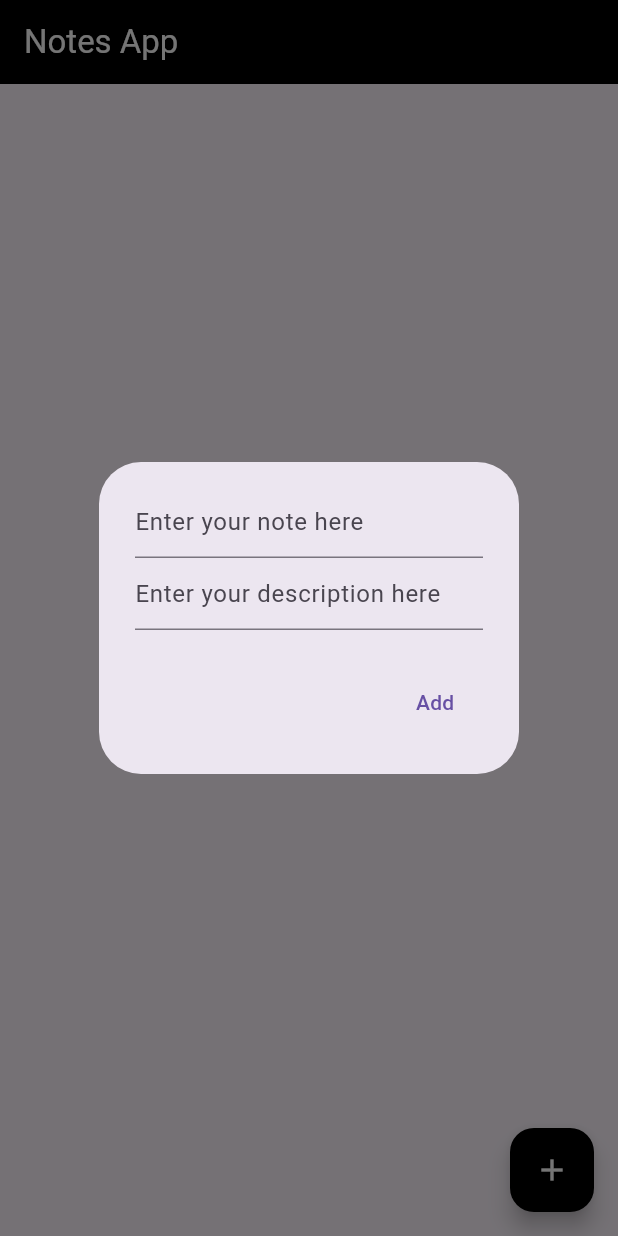
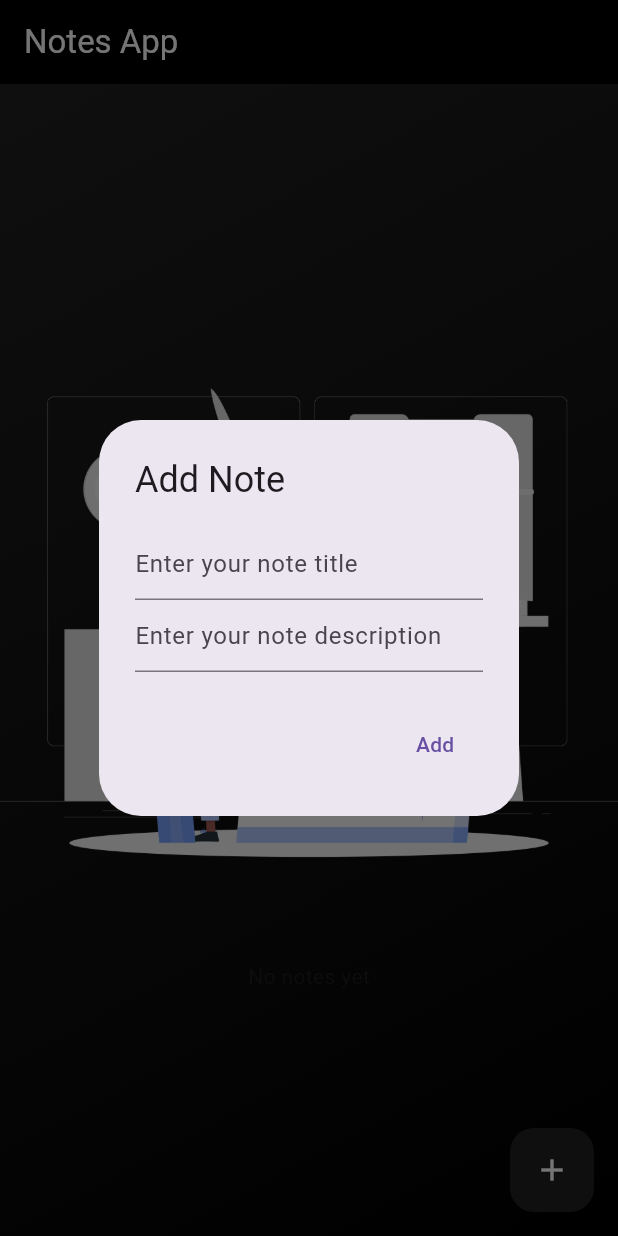
Before and after one commit to Pyoyoyoyo/crud_app, a Flutter app: the screen it shows after launch, after a tap on the "add" icon, on a phone screen of 412 x 824 dp. Run offline on Flutter 3.47's test engine with Material 3 defaults, Android fonts, the phone set to English and light mode, and no system bars; our stand-ins replace cloud_firestore, firebase_core; accounts and stored records are empty.

Commit message:
design update

```diff
--- a/lib/main.dart
+++ b/lib/main.dart
@@ -16,7 +16,7 @@ class MyApp extends StatelessWidget {
   Widget build(BuildContext context) {
     return MaterialApp(
       debugShowCheckedModeBanner: false,
-      home: const HomePage(),
+      home: HomePage(),
     );
   }
 }
--- a/lib/pages/home_page.dart
+++ b/lib/pages/home_page.dart
@@ -1,63 +1,14 @@
 import 'package:cloud_firestore/cloud_firestore.dart';
 import 'package:flutter/material.dart';
-import 'package:crud_app/services/firestore_services.dart'; // Import the service
+import 'package:crud_app/services/firestore_services.dart';
+import 'package:crud_app/widgets/empty_state.dart';
+import 'package:crud_app/widgets/note_item.dart';
+import 'package:crud_app/widgets/note_dialog.dart';
 
-class HomePage extends StatefulWidget {
-  const HomePage({super.key});
+class HomePage extends StatelessWidget {
+  final FirestoreService firestoreService = FirestoreService();
 
-  @override
-  State<HomePage> createState() => _HomePageState();
-}
-
-class _HomePageState extends State<HomePage> {
-  final FirestoreService firestoreService = FirestoreService();
-  final TextEditingController titleTextController = TextEditingController();
-  final TextEditingController descriptionTextController =
-      TextEditingController();
-
-  void openNotebox(BuildContext context) {
-    showDialog(
-      context: context,
-      builder: (context) => AlertDialog(
-        content: Column(
-          mainAxisSize: MainAxisSize.min,
-          children: [
-            TextField(
-              decoration:
-                  const InputDecoration(hintText: 'Enter your note here'),
-              controller: titleTextController,
-            ),
-            TextField(
-              decoration: const InputDecoration(
-                  hintText: 'Enter your description here'),
-              controller: descriptionTextController,
-            ),
-          ],
-        ),
-        actions: [
-          TextButton(
-            onPressed: () {
-              firestoreService.addNote(
-                titleTextController.text,
-                descriptionTextController.text,
-              );
-              titleTextController.clear();
-              descriptionTextController.clear();
-              Navigator.of(context).pop();
-            },
-            child: const Text('Add'),
-          ),
-        ],
-      ),
-    );
-  }
-
-  Color parseColor(String colorHex) {
-    if (!colorHex.startsWith('0x')) {
-      colorHex = '0x$colorHex';
-    }
-    return Color(int.parse(colorHex));
-  }
+  HomePage({super.key});
 
   @override
   Widget build(BuildContext context) {
@@ -68,114 +19,58 @@ class _HomePageState extends State<HomePage> {
         foregroundColor: Colors.white,
       ),
       floatingActionButton: FloatingActionButton(
-        backgroundColor: Colors.black,
+        backgroundColor: Colors.grey.shade900,
         foregroundColor: Colors.white,
         onPressed: () {
-          openNotebox(context);
+          _openAddNoteDialog(context);
         },
         child: const Icon(Icons.add),
       ),
-      body: StreamBuilder<QuerySnapshot>(
+      body: Container(
+        decoration: BoxDecoration(
+          gradient: LinearGradient(
+            colors: [Colors.black87, Colors.black],
+            begin: Alignment.topLeft,
+            end: Alignment.bottomRight,
+          ),
+        ),
+        child: StreamBuilder<QuerySnapshot>(
           stream: firestoreService.getNotesStream(),
           builder: (context, snapshot) {
-          if (snapshot.hasData) {
-            List notesList = snapshot.data!.docs;
+            if (snapshot.connectionState == ConnectionState.waiting) {
+              return const Center(child: CircularProgressIndicator());
+            }
+
+            if (!snapshot.hasData || snapshot.data!.docs.isEmpty) {
+              return const EmptyState();
+            }
+
+            final notesList = snapshot.data!.docs;
 
             return ListView.builder(
               itemCount: notesList.length,
               itemBuilder: (context, index) {
-                DocumentSnapshot document = notesList[index];
-                String docId = document.id;
-                Map<String, dynamic> data =
-                    document.data() as Map<String, dynamic>;
-
-                String noteText = data['note'];
-                Color noteColor = parseColor(data['color']);
-
-                return Container(
-                  margin: const EdgeInsets.all(10),
-                  decoration: BoxDecoration(
-                    color: noteColor,
-                    borderRadius: BorderRadius.circular(10),
-                  ),
-                  child: ListTile(
-                    title: Text(noteText),
-                    contentPadding: const EdgeInsets.all(10),
-                    trailing: Row(
-                      mainAxisSize: MainAxisSize.min,
-                      children: [
-                        IconButton(
-                          icon: const Icon(Icons.edit),
-                          onPressed: () async {
-                            DocumentSnapshot docSnapshot =
-                                await firestoreService.getNoteById(docId);
-                            Map<String, dynamic> noteData =
-                                docSnapshot.data() as Map<String, dynamic>;
-
-                            titleTextController.text = noteData['note'];
-                            descriptionTextController.text =
-                                noteData['description'];
-
-                            showDialog(
-                              context: context,
-                              builder: (context) => AlertDialog(
-                                content: Column(
-                                  mainAxisSize: MainAxisSize.min,
-                                  children: [
-                                    TextField(
-                                      decoration: const InputDecoration(
-                                          hintText: 'Edit your note here'),
-                                      controller: titleTextController,
-                                    ),
-                                    TextField(
-                                      decoration: const InputDecoration(
-                                          hintText:
-                                              'Edit your description here'),
-                                      controller: descriptionTextController,
-                                    ),
-                                  ],
-                                ),
-                                actions: [
-                                  TextButton(
-                                    onPressed: () {
-                                      firestoreService.updateNote(
-                                        docId,
-                                        titleTextController.text,
-                                        descriptionTextController.text,
+                return NoteItem(
+                  document: notesList[index],
+                  firestoreService: firestoreService,
                 );
-                                      titleTextController.clear();
-                                      descriptionTextController.clear();
-                                      Navigator.of(context).pop();
               },
-                                    child: const Text('Update'),
-                                  ),
-                                ],
-                              ),
             );
           },
         ),
-                        IconButton(
-                          icon: const Icon(Icons.delete),
-                          onPressed: () {
-                            firestoreService.deleteNote(docId);
-                          },
-                        ),
-                      ],
-                    ),
       ),
     );
-              },
+  }
+
+  void _openAddNoteDialog(BuildContext context) {
+    showDialog(
+      context: context,
+      builder: (context) => NoteDialog(
+        onSave: (title, description) {
+          firestoreService.addNote(
+            title,
+            description,
           );
-          } else {
-            return Column(
-              mainAxisAlignment: MainAxisAlignment.center,
-              children: const [
-                Image(image: AssetImage('assets/images/empty.png')),
-                SizedBox(height: 10),
-                Text('No notes yet'),
-              ],
-            );
-          }
         },
       ),
     );
--- /dev/null
+++ b/lib/widgets/empty_state.dart
@@ -0,0 +1,19 @@
+import 'package:flutter/material.dart';
+
+class EmptyState extends StatelessWidget {
+  const EmptyState({Key? key}) : super(key: key);
+
+  @override
+  Widget build(BuildContext context) {
+    return Center(
+      child: Column(
+        mainAxisAlignment: MainAxisAlignment.center,
+        children: const [
+          Image(image: AssetImage('assets/images/empty.png')),
+          SizedBox(height: 10),
+          Text('No notes yet'),
+        ],
+      ),
+    );
+  }
+}
--- /dev/null
+++ b/lib/widgets/note_dialog.dart
@@ -0,0 +1,61 @@
+import 'package:flutter/material.dart';
+
+class NoteDialog extends StatelessWidget {
+  final String? initialTitle;
+  final String? initialDescription;
+  final void Function(String title, String description) onSave;
+
+  const NoteDialog({
+    Key? key,
+    this.initialTitle,
+    this.initialDescription,
+    required this.onSave,
+  }) : super(key: key);
+
+  @override
+  Widget build(BuildContext context) {
+    final TextEditingController titleController =
+        TextEditingController(text: initialTitle);
+    final TextEditingController descriptionController =
+        TextEditingController(text: initialDescription);
+
+    return AlertDialog(
+      title: Text(initialTitle == null ? 'Add Note' : 'Edit Note'),
+      content: Column(
+        mainAxisSize: MainAxisSize.min,
+        children: [
+          _buildTextField(
+            controller: titleController,
+            hint: 'Enter your note title',
+          ),
+          _buildTextField(
+            controller: descriptionController,
+            hint: 'Enter your note description',
+          ),
+        ],
+      ),
+      actions: [
+        TextButton(
+          onPressed: () {
+            onSave(
+              titleController.text,
+              descriptionController.text,
+            );
+            Navigator.of(context).pop();
+          },
+          child: Text(initialTitle == null ? 'Add' : 'Update'),
+        ),
+      ],
+    );
+  }
+
+  Widget _buildTextField({
+    required TextEditingController controller,
+    required String hint,
+  }) {
+    return TextField(
+      controller: controller,
+      decoration: InputDecoration(hintText: hint),
+    );
+  }
+}
```
Also changed, not shown: lib/widgets/note_item.dart (added, +95 -0 lines), lib/firebase_options.dart. Lines whose indentation alone changed are shown as unchanged.
